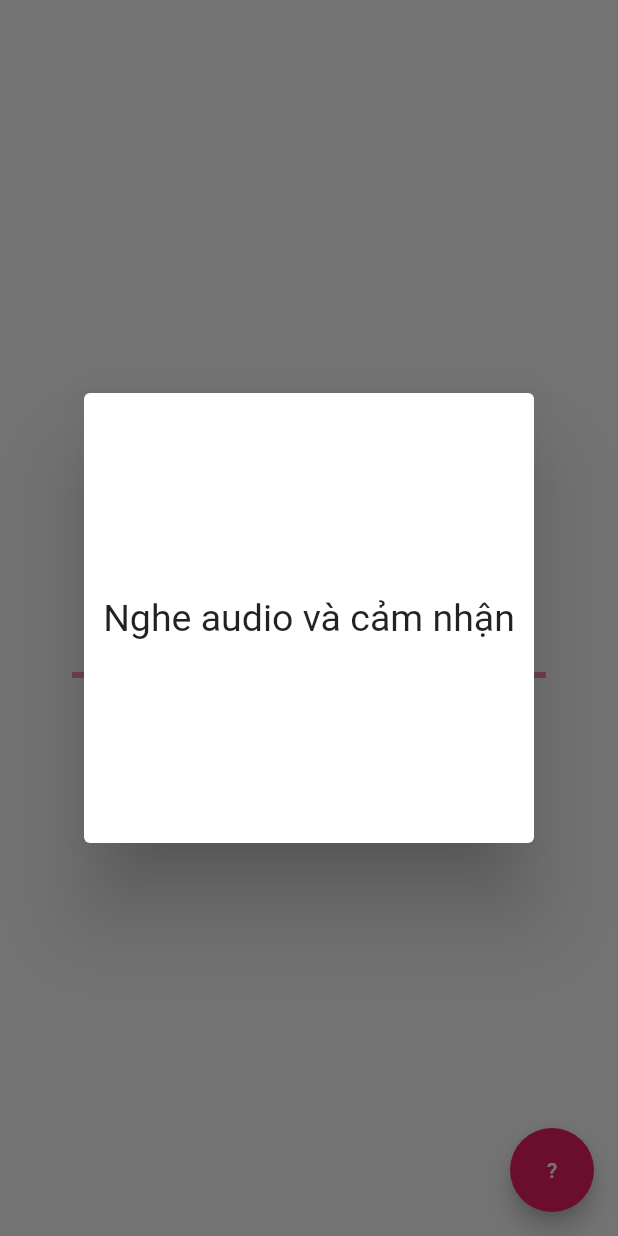
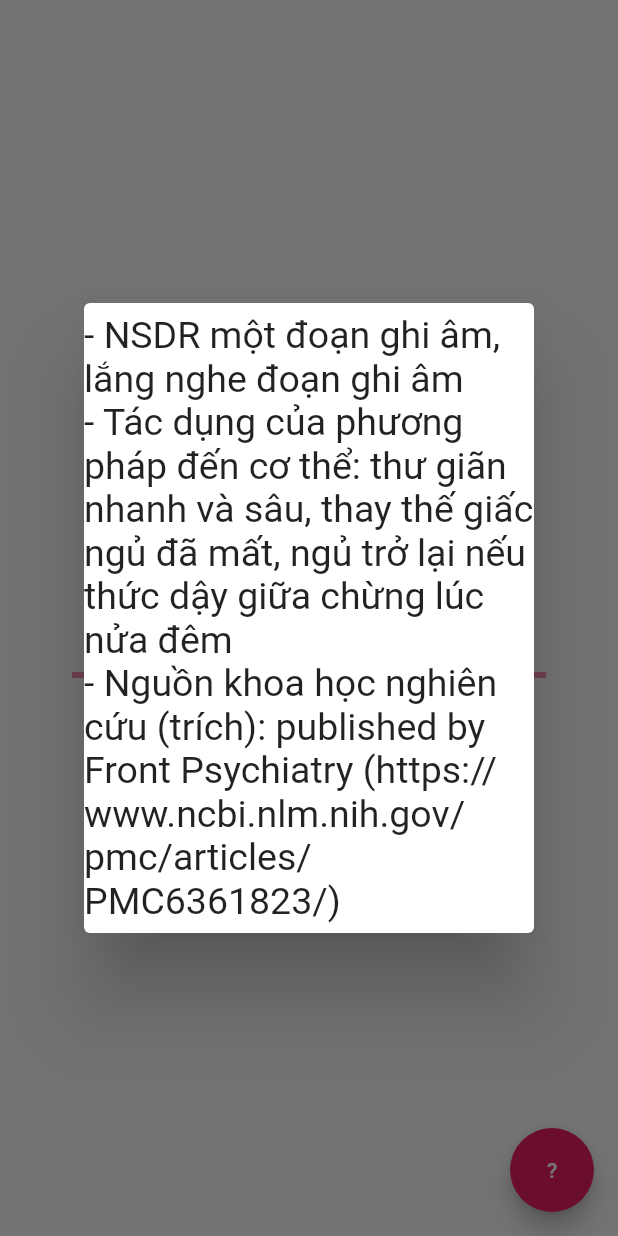
Before and after one commit to thivux/cp22_stress, a Flutter app: the NSDR screen opened directly, after a tap on an icon or button, on a phone screen of 412 x 824 dp. Run offline on Flutter 3.47's test engine with Material 2 defaults, Android fonts, the phone set to English and light mode, and no system bars; our stand-ins replace audioplayers; statements that could not run were skipped.

Commit message:
Minh update final demo

```diff
--- a/lib/nsdr.dart
+++ b/lib/nsdr.dart
@@ -166,10 +166,11 @@ class NSDRState extends State<NSDR> {
           return const Dialog(
             child: SizedBox(
               width: 300,
-              height: 300,
+              height: 420,
               child: Center(
                 child: Text(
-                  'Nghe audio và cảm nhận',
+                  '- NSDR một đoạn ghi âm, lắng nghe đoạn ghi âm \n- Tác dụng của phương pháp đến cơ thể: thư giãn nhanh và sâu, thay thế giấc ngủ đã mất, ngủ trở lại nếu thức dậy giữa chừng lúc nửa đêm \n'
+                      '- Nguồn khoa học nghiên cứu (trích): published by Front Psychiatry (https://www.ncbi.nlm.nih.gov/pmc/articles/PMC6361823/)',
                   style: TextStyle(
                     fontSize: 25,
                   ),
--- a/lib/py_sigh.dart
+++ b/lib/py_sigh.dart
@@ -115,10 +115,12 @@ class BubbleState extends State<Bubble> with SingleTickerProviderStateMixin {
           return const Dialog(
             child: SizedBox(
               width: 300,
-              height: 300,
+              height: 420,
               child: Center(
                 child: Text(
-                  ' Hít vào 2 lần liên tiếp \n khi bong bóng nở to \n rồi thở ra từ từ khi bong \n bóng thu nhỏ lại.',
+                  ' -Physiological sigh: là phương pháp thở vào 2 lần thật nhanh và mạnh rồi thở ra từ từ \n'
+                  '-Tác dụng: giúp bạn thở có chủ đích, bình tĩnh lại và cân bằng lại cảm xúc ngay lúc thở \n'
+                '-Nguồn khoa học: https://scopeblog.stanford.edu/2020/10/07/how-stress-affects-your-brain-and-how-to-reverse-it/',
                   style: TextStyle(
                     fontSize: 25,
                   ),
```
